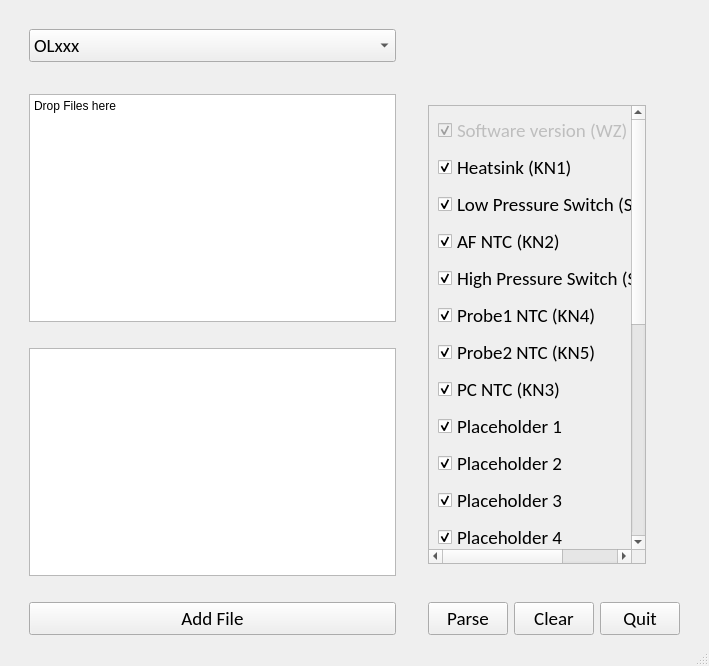
This is BDP_Parse.ui in vikramsesh/Serial-output-data-parser as Qt 5 draws it before an edit. The edited form follows.
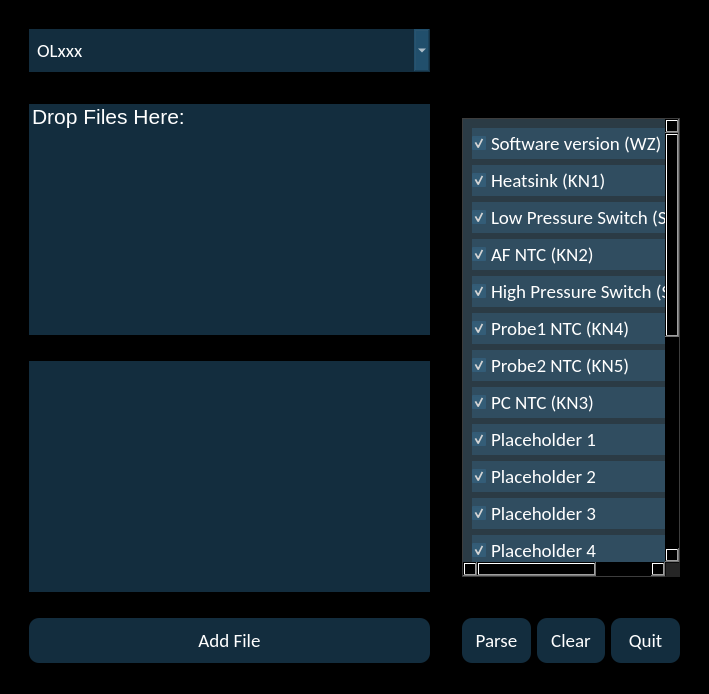
This is the edited form.

Patch:
```diff
--- a/BDP_Parse.ui
+++ b/BDP_Parse.ui
@@ -7,7 +7,7 @@
     <x>0</x>
     <y>0</y>
     <width>709</width>
-    <height>666</height>
+    <height>694</height>
    </rect>
   </property>
   <property name="acceptDrops">
@@ -16,109 +16,12 @@
   <property name="windowTitle">
    <string>MainWindow</string>
   </property>
+  <property name="styleSheet">
+   <string notr="true">background-color: rgb(0, 0, 0);
+</string>
+  </property>
   <widget class="QWidget" name="centralwidget">
    <layout class="QGridLayout" name="gridLayout">
-    <item row="7" column="5">
-     <widget class="QPushButton" name="PB_Quit">
-      <property name="font">
-       <font>
-        <family>Calibri</family>
-        <pointsize>14</pointsize>
-       </font>
-      </property>
-      <property name="text">
-       <string>Quit</string>
-      </property>
-     </widget>
-    </item>
-    <item row="7" column="1">
-     <widget class="QPushButton" name="PB_File">
-      <property name="font">
-       <font>
-        <family>Calibri</family>
-        <pointsize>14</pointsize>
-       </font>
-      </property>
-      <property name="text">
-       <string>Add File</string>
-      </property>
-     </widget>
-    </item>
-    <item row="7" column="4">
-     <widget class="QPushButton" name="PB_Clear">
-      <property name="font">
-       <font>
-        <family>Calibri</family>
-        <pointsize>14</pointsize>
-       </font>
-      </property>
-      <property name="text">
-       <string>Clear</string>
-      </property>
-     </widget>
-    </item>
-    <item row="3" column="2" rowspan="3">
-     <spacer name="verticalSpacer_3">
-      <property name="orientation">
-       <enum>Qt::Vertical</enum>
-      </property>
-      <property name="sizeHint" stdset="0">
-       <size>
-        <width>20</width>
-        <height>40</height>
-       </size>
-      </property>
-     </spacer>
-    </item>
-    <item row="1" column="1">
-     <widget class="QComboBox" name="CB_SKUSelect">
-      <property name="font">
-       <font>
-        <family>Calibri</family>
-        <pointsize>14</pointsize>
-       </font>
-      </property>
-      <item>
-       <property name="text">
-        <string>OLxxx</string>
-       </property>
-      </item>
-      <item>
-       <property name="text">
-        <string>CM400</string>
-       </property>
-      </item>
-      <item>
-       <property name="text">
-        <string>CFPxxx</string>
-       </property>
-      </item>
-     </widget>
-    </item>
-    <item row="2" column="1">
-     <spacer name="horizontalSpacer_2">
-      <property name="orientation">
-       <enum>Qt::Horizontal</enum>
-      </property>
-      <property name="sizeHint" stdset="0">
-       <size>
-        <width>40</width>
-        <height>20</height>
-       </size>
-      </property>
-     </spacer>
-    </item>
-    <item row="3" column="1">
-     <widget class="QPlainTextEdit" name="Text_drop">
-      <property name="plainText">
-       <string>Drop Files here</string>
-      </property>
-      <property name="overwriteMode">
-       <bool>false</bool>
-      </property>
-     </widget>
-    </item>
-
     <item row="3" column="3" rowspan="3" colspan="3">
      <widget class="QScrollArea" name="scrollArea">
       <property name="minimumSize">
@@ -133,6 +36,10 @@
         <height>459</height>
        </size>
       </property>
+      <property name="styleSheet">
+       <string notr="true">background-color: rgba(255, 255, 255, 38);
+</string>
+      </property>
       <property name="verticalScrollBarPolicy">
        <enum>Qt::ScrollBarAlwaysOn</enum>
       </property>
@@ -150,25 +57,22 @@
         <rect>
          <x>0</x>
          <y>0</y>
-         <width>216</width>
-         <height>569</height>
+         <width>259</width>
+         <height>544</height>
         </rect>
        </property>
+       <property name="styleSheet">
+        <string notr="true">background-color: rgba(75, 178, 249, 38);
+color: rgb(255, 255, 255);
 
+</string>
+       </property>
        <layout class="QVBoxLayout" name="verticalLayout_3">
         <item>
          <widget class="QCheckBox" name="CB_SWversion">
           <property name="enabled">
            <bool>false</bool>
           </property>
-          <property name="geometry">
-           <rect>
-            <x>10</x>
-            <y>250</y>
-            <width>196</width>
-            <height>27</height>
-           </rect>
-          </property>
           <property name="font">
            <font>
             <family>Calibri</family>
@@ -183,26 +87,20 @@
           </property>
          </widget>
         </item>
-
         <item>
          <widget class="QCheckBox" name="CB_1">
           <property name="enabled">
            <bool>true</bool>
           </property>
-          <property name="geometry">
-           <rect>
-            <x>10</x>
-            <y>10</y>
-            <width>138</width>
-            <height>27</height>
-           </rect>
-          </property>
           <property name="font">
            <font>
             <family>Calibri</family>
             <pointsize>14</pointsize>
            </font>
           </property>
+          <property name="styleSheet">
+           <string notr="true"/>
+          </property>
           <property name="text">
            <string>Heatsink (KN1)</string>
           </property>
@@ -210,18 +108,9 @@
            <bool>true</bool>
           </property>
          </widget>
-        </item> 
-
+        </item>
         <item>
          <widget class="QCheckBox" name="CB_6">
-          <property name="geometry">
-           <rect>
-            <x>10</x>
-            <y>184</y>
-            <width>234</width>
-            <height>27</height>
-           </rect>
-          </property>
           <property name="font">
            <font>
             <family>Calibri</family>
@@ -235,18 +124,9 @@
            <bool>true</bool>
           </property>
          </widget>
-        </item> 
-
+        </item>
         <item>
          <widget class="QCheckBox" name="CB_2">
-          <property name="geometry">
-           <rect>
-            <x>10</x>
-            <y>44</y>
-            <width>138</width>
-            <height>27</height>
-           </rect>
-          </property>
           <property name="font">
            <font>
             <family>Calibri</family>
@@ -260,18 +140,9 @@
            <bool>true</bool>
           </property>
          </widget>
-        </item> 
-
+        </item>
         <item>
          <widget class="QCheckBox" name="CB_7">
-          <property name="geometry">
-           <rect>
-            <x>10</x>
-            <y>217</y>
-            <width>237</width>
-            <height>27</height>
-           </rect>
-          </property>
           <property name="font">
            <font>
             <family>Calibri</family>
@@ -285,18 +156,9 @@
            <bool>true</bool>
           </property>
          </widget>
-        </item> 
-
+        </item>
         <item>
          <widget class="QCheckBox" name="CB_4">
-          <property name="geometry">
-           <rect>
-            <x>10</x>
-            <y>110</y>
-            <width>295</width>
-            <height>27</height>
-           </rect>
-          </property>
           <property name="font">
            <font>
             <family>Calibri</family>
@@ -311,17 +173,8 @@
           </property>
          </widget>
         </item>
-
-        <item> 
+        <item>
          <widget class="QCheckBox" name="CB_5">
-          <property name="geometry">
-           <rect>
-            <x>10</x>
-            <y>150</y>
-            <width>162</width>
-            <height>27</height>
-           </rect>
-          </property>
           <property name="font">
            <font>
             <family>Calibri</family>
@@ -336,17 +189,8 @@
           </property>
          </widget>
         </item>
-
-        <item> 
+        <item>
          <widget class="QCheckBox" name="CB_3">
-          <property name="geometry">
-           <rect>
-            <x>10</x>
-            <y>77</y>
-            <width>295</width>
-            <height>27</height>
-           </rect>
-          </property>
           <property name="font">
            <font>
             <family>Calibri</family>
@@ -361,17 +205,8 @@
           </property>
          </widget>
         </item>
-
-        <item> 
+        <item>
          <widget class="QCheckBox" name="CB_3">
-          <property name="geometry">
-           <rect>
-            <x>10</x>
-            <y>77</y>
-            <width>295</width>
-            <height>27</height>
-           </rect>
-          </property>
           <property name="font">
            <font>
             <family>Calibri</family>
@@ -386,17 +221,8 @@
           </property>
          </widget>
         </item>
-
-        <item> 
+        <item>
          <widget class="QCheckBox" name="CB_3">
-          <property name="geometry">
-           <rect>
-            <x>10</x>
-            <y>77</y>
-            <width>295</width>
-            <height>27</height>
-           </rect>
-          </property>
           <property name="font">
            <font>
             <family>Calibri</family>
@@ -411,17 +237,8 @@
           </property>
          </widget>
         </item>
-
-        <item> 
+        <item>
          <widget class="QCheckBox" name="CB_3">
-          <property name="geometry">
-           <rect>
-            <x>10</x>
-            <y>77</y>
-            <width>295</width>
-            <height>27</height>
-           </rect>
-          </property>
           <property name="font">
            <font>
             <family>Calibri</family>
@@ -436,17 +253,8 @@
           </property>
          </widget>
         </item>
-
-        <item> 
+        <item>
          <widget class="QCheckBox" name="CB_3">
-          <property name="geometry">
-           <rect>
-            <x>10</x>
-            <y>77</y>
-            <width>295</width>
-            <height>27</height>
-           </rect>
-          </property>
           <property name="font">
            <font>
             <family>Calibri</family>
@@ -461,17 +269,8 @@
           </property>
          </widget>
         </item>
-
-        <item> 
+        <item>
          <widget class="QCheckBox" name="CB_3">
-          <property name="geometry">
-           <rect>
-            <x>10</x>
-            <y>77</y>
-            <width>295</width>
-            <height>27</height>
-           </rect>
-          </property>
           <property name="font">
            <font>
             <family>Calibri</family>
@@ -486,17 +285,8 @@
           </property>
          </widget>
         </item>
-
-        <item> 
+        <item>
          <widget class="QCheckBox" name="CB_3">
-          <property name="geometry">
-           <rect>
-            <x>10</x>
-            <y>77</y>
-            <width>295</width>
-            <height>27</height>
-           </rect>
-          </property>
           <property name="font">
            <font>
             <family>Calibri</family>
@@ -511,17 +301,8 @@
           </property>
          </widget>
         </item>
-
-        <item> 
+        <item>
          <widget class="QCheckBox" name="CB_3">
-          <property name="geometry">
-           <rect>
-            <x>10</x>
-            <y>77</y>
-            <width>295</width>
-            <height>27</height>
-           </rect>
-          </property>
           <property name="font">
            <font>
             <family>Calibri</family>
@@ -536,17 +317,8 @@
           </property>
          </widget>
         </item>
-
-        <item> 
+        <item>
          <widget class="QCheckBox" name="CB_3">
-          <property name="geometry">
-           <rect>
-            <x>10</x>
-            <y>77</y>
-            <width>295</width>
-            <height>27</height>
-           </rect>
-          </property>
           <property name="font">
            <font>
             <family>Calibri</family>
@@ -561,17 +333,8 @@
           </property>
          </widget>
         </item>
-
-        <item> 
+        <item>
          <widget class="QCheckBox" name="CB_3">
-          <property name="geometry">
-           <rect>
-            <x>10</x>
-            <y>77</y>
-            <width>295</width>
-            <height>27</height>
-           </rect>
-          </property>
           <property name="font">
            <font>
             <family>Calibri</family>
@@ -586,17 +349,8 @@
           </property>
          </widget>
         </item>
-
-        <item> 
+        <item>
          <widget class="QCheckBox" name="CB_3">
-          <property name="geometry">
-           <rect>
-            <x>10</x>
-            <y>77</y>
-            <width>295</width>
-            <height>27</height>
-           </rect>
-          </property>
           <property name="font">
            <font>
             <family>Calibri</family>
@@ -611,17 +365,8 @@
           </property>
          </widget>
         </item>
-
-        <item> 
+        <item>
          <widget class="QCheckBox" name="CB_3">
-          <property name="geometry">
-           <rect>
-            <x>10</x>
-            <y>77</y>
-            <width>295</width>
-            <height>27</height>
-           </rect>
-          </property>
           <property name="font">
            <font>
             <family>Calibri</family>
@@ -636,17 +381,8 @@
           </property>
          </widget>
         </item>
-
-        <item> 
+        <item>
          <widget class="QCheckBox" name="CB_3">
-          <property name="geometry">
-           <rect>
-            <x>10</x>
-            <y>77</y>
-            <width>295</width>
-            <height>27</height>
-           </rect>
-          </property>
           <property name="font">
            <font>
             <family>Calibri</family>
@@ -661,17 +397,8 @@
           </property>
          </widget>
         </item>
-
-        <item> 
+        <item>
          <widget class="QCheckBox" name="CB_3">
-          <property name="geometry">
-           <rect>
-            <x>10</x>
-            <y>77</y>
-            <width>295</width>
-            <height>27</height>
-           </rect>
-          </property>
           <property name="font">
            <font>
             <family>Calibri</family>
@@ -686,17 +413,8 @@
           </property>
          </widget>
         </item>
-
-        <item> 
+        <item>
          <widget class="QCheckBox" name="CB_3">
-          <property name="geometry">
-           <rect>
-            <x>10</x>
-            <y>77</y>
-            <width>295</width>
-            <height>27</height>
-           </rect>
-          </property>
           <property name="font">
            <font>
             <family>Calibri</family>
@@ -711,17 +429,8 @@
           </property>
          </widget>
         </item>
-
-        <item> 
+        <item>
          <widget class="QCheckBox" name="CB_3">
-          <property name="geometry">
-           <rect>
-            <x>10</x>
-            <y>77</y>
-            <width>295</width>
-            <height>27</height>
-           </rect>
-          </property>
           <property name="font">
            <font>
             <family>Calibri</family>
@@ -736,17 +445,8 @@
           </property>
          </widget>
         </item>
-
-        <item> 
+        <item>
          <widget class="QCheckBox" name="CB_3">
-          <property name="geometry">
-           <rect>
-            <x>10</x>
-            <y>77</y>
-            <width>295</width>
-            <height>27</height>
-           </rect>
-          </property>
           <property name="font">
            <font>
             <family>Calibri</family>
@@ -761,24 +461,115 @@
           </property>
          </widget>
         </item>
-
-       </layout>  
+       </layout>
       </widget>
      </widget>
     </item>
-    <item row="3" column="6" rowspan="3">
-     <spacer name="verticalSpacer_2">
+    <item row="7" column="1">
+     <widget class="QPushButton" name="PB_File">
+      <property name="font">
+       <font>
+        <family>Calibri</family>
+        <pointsize>14</pointsize>
+       </font>
+      </property>
+      <property name="styleSheet">
+       <string notr="true">background-color: rgba(75, 178, 249, 64);
+border-style:outset;
+color: rgb(255, 255, 255);
+padding:10px;
+border-radius:10px;</string>
+      </property>
+      <property name="text">
+       <string>Add File</string>
+      </property>
+     </widget>
+    </item>
+    <item row="7" column="5">
+     <widget class="QPushButton" name="PB_Quit">
+      <property name="font">
+       <font>
+        <family>Calibri</family>
+        <pointsize>14</pointsize>
+       </font>
+      </property>
+      <property name="styleSheet">
+       <string notr="true">background-color: rgba(75, 178, 249, 64);
+border-style:outset;
+color: rgb(255, 255, 255);
+border-radius:10px;
+padding:10px;</string>
+      </property>
+      <property name="text">
+       <string>Quit</string>
+      </property>
+     </widget>
+    </item>
+    <item row="7" column="4">
+     <widget class="QPushButton" name="PB_Clear">
+      <property name="font">
+       <font>
+        <family>Calibri</family>
+        <pointsize>14</pointsize>
+       </font>
+      </property>
+      <property name="styleSheet">
+       <string notr="true">background-color: rgba(75, 178, 249, 64);
+border-style:outset;
+color: rgb(255, 255, 255);
+border-radius:10px;
+padding:10px;
+</string>
+      </property>
+      <property name="text">
+       <string>Clear</string>
+      </property>
+     </widget>
+    </item>
+    <item row="2" column="1">
+     <spacer name="horizontalSpacer_2">
       <property name="orientation">
-       <enum>Qt::Vertical</enum>
+       <enum>Qt::Horizontal</enum>
       </property>
       <property name="sizeHint" stdset="0">
        <size>
-        <width>20</width>
-        <height>40</height>
+        <width>40</width>
+        <height>20</height>
        </size>
       </property>
      </spacer>
     </item>
+    <item row="1" column="1">
+     <widget class="QComboBox" name="CB_SKUSelect">
+      <property name="font">
+       <font>
+        <family>Calibri</family>
+        <pointsize>14</pointsize>
+       </font>
+      </property>
+      <property name="styleSheet">
+       <string notr="true">background-color: rgba(75, 178, 249, 64);
+border-style:outset;
+color: rgb(255, 255, 255);
+padding:8px;</string>
+      </property>
+      <item>
+       <property name="text">
+        <string>OLxxx</string>
+       </property>
+      </item>
+      <item>
+       <property name="text">
+        <string>CM400</string>
+       </property>
+      </item>
+      <item>
+       <property name="text">
+        <string>CFPxxx</string>
+       </property>
+      </item>
+     </widget>
+    </item>
     <item row="1" column="0" rowspan="5">
      <spacer name="verticalSpacer">
       <property name="orientation">
@@ -792,8 +583,47 @@
       </property>
      </spacer>
     </item>
+    <item row="3" column="6" rowspan="3">
+     <spacer name="verticalSpacer_2">
+      <property name="orientation">
+       <enum>Qt::Vertical</enum>
+      </property>
+      <property name="sizeHint" stdset="0">
+       <size>
+        <width>20</width>
+        <height>40</height>
+       </size>
+      </property>
+     </spacer>
+    </item>
+    <item row="3" column="1">
+     <widget class="QListWidget" name="Text_drop">
+      <property name="styleSheet">
+       <string notr="true">background-color: rgba(75, 178, 249, 64);
+selection-background-color: rgba(75, 178, 249, 64);
+border-style:outset;
+color: rgb(255, 255, 255);</string>
+      </property>
+      <item>
+       <property name="text">
+        <string>Drop Files Here:</string>
+       </property>
+       <property name="font">
+        <font>
+         <pointsize>16</pointsize>
+        </font>
+       </property>
+      </item>
+     </widget>
+    </item>
     <item row="5" column="1">
-     <widget class="QPlainTextEdit" name="Text_status"/>
+     <widget class="QPlainTextEdit" name="Text_status">
+      <property name="styleSheet">
+       <string notr="true">background-color: rgba(75, 178, 249, 64);
+border-style:outset;
+color: rgb(255, 255, 255);</string>
+      </property>
+     </widget>
     </item>
     <item row="6" column="1" colspan="5">
      <spacer name="horizontalSpacer_4">
@@ -829,6 +659,13 @@
         <pointsize>14</pointsize>
        </font>
       </property>
+      <property name="styleSheet">
+       <string notr="true">background-color: rgba(75, 178, 249, 64);
+border-style:outset;
+color: rgb(255, 255, 255);
+border-radius:10px;
+padding:10px;</string>
+      </property>
       <property name="text">
        <string>Parse</string>
       </property>
@@ -847,6 +684,19 @@
       </property>
      </spacer>
     </item>
+    <item row="3" column="2" rowspan="3">
+     <spacer name="verticalSpacer_3">
+      <property name="orientation">
+       <enum>Qt::Vertical</enum>
+      </property>
+      <property name="sizeHint" stdset="0">
+       <size>
+        <width>20</width>
+        <height>40</height>
+       </size>
+      </property>
+     </spacer>
+    </item>
    </layout>
   </widget>
   <widget class="QStatusBar" name="statusbar"/>
```
